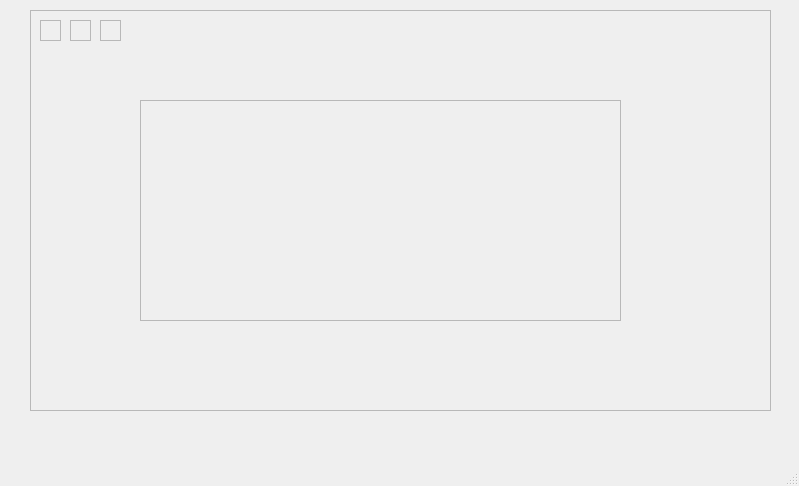
sidbmw/Neureset_Device_Simulator, file COMP_3004_Team_24/mainwindow.ui: the form before one commit.
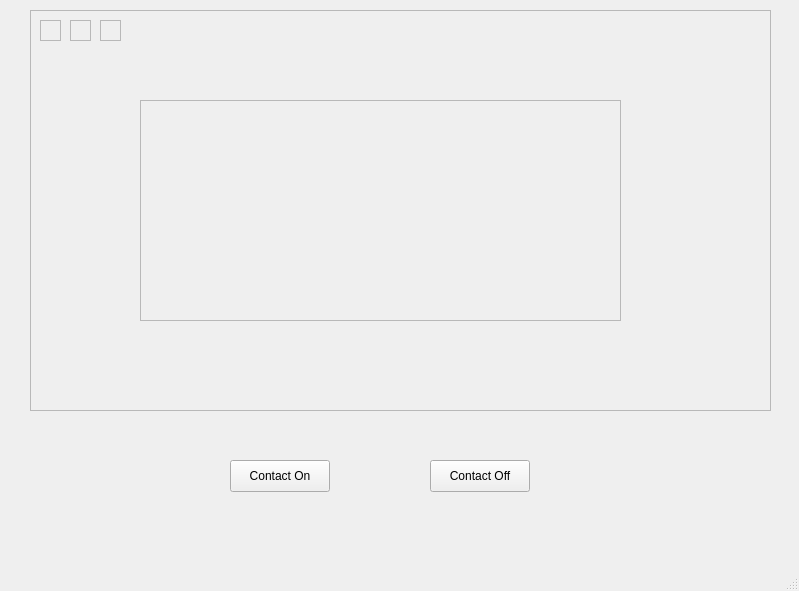
The form after the commit. Icons and pictures are not drawn.

```diff
--- a/COMP_3004_Team_24/mainwindow.ui
+++ b/COMP_3004_Team_24/mainwindow.ui
@@ -7,7 +7,7 @@
     <x>0</x>
     <y>0</y>
     <width>799</width>
-    <height>486</height>
+    <height>591</height>
    </rect>
   </property>
   <property name="windowTitle">
@@ -294,6 +294,32 @@
      </property>
     </widget>
    </widget>
+   <widget class="QPushButton" name="contact_on">
+    <property name="geometry">
+     <rect>
+      <x>230</x>
+      <y>460</y>
+      <width>100</width>
+      <height>32</height>
+     </rect>
+    </property>
+    <property name="text">
+     <string>Contact On</string>
+    </property>
+   </widget>
+   <widget class="QPushButton" name="contact_off">
+    <property name="geometry">
+     <rect>
+      <x>430</x>
+      <y>460</y>
+      <width>100</width>
+      <height>32</height>
+     </rect>
+    </property>
+    <property name="text">
+     <string>Contact Off</string>
+    </property>
+   </widget>
   </widget>
   <widget class="QMenuBar" name="menubar">
    <property name="geometry">
```
